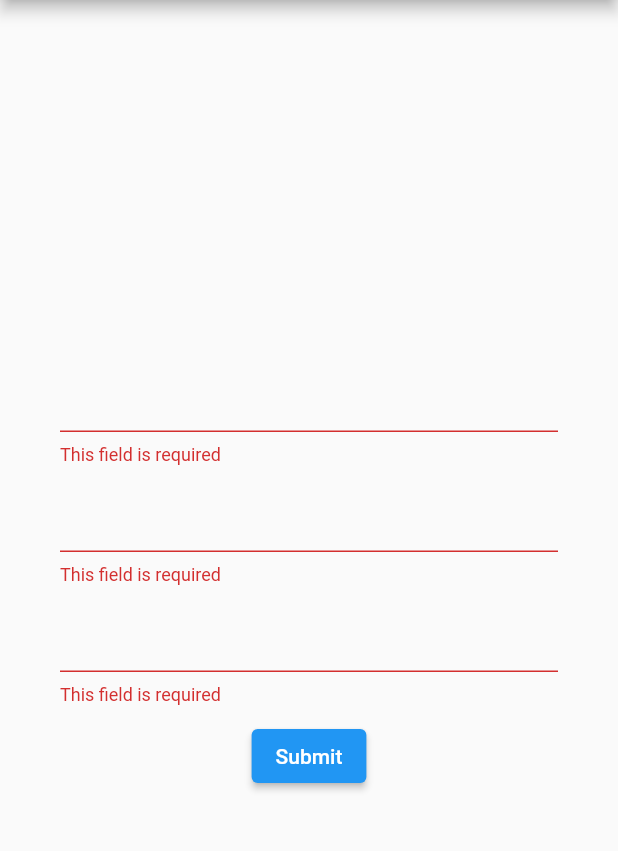
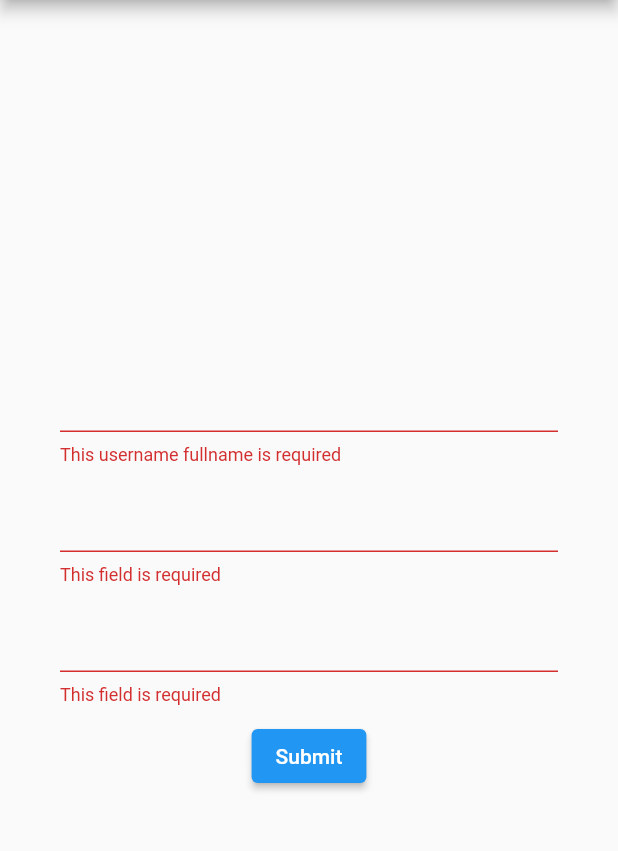
Before and after one commit to abiodundotdev/flutter_laravel_form_validation, a Flutter app: the screen it shows after launch, after a tap on "Submit", on a phone screen of 412 x 824 dp, the part 84-935 px from its top. Run offline on Flutter 3.47's test engine with Material 2 defaults, Android fonts, the phone set to English and light mode, and no system bars.

Commit message:
updated main file

```diff
--- a/example/lib/main.dart
+++ b/example/lib/main.dart
@@ -61,7 +61,7 @@ class _MyHomePageState extends State<MyHomePage> {
                   FLValidator.email,
                   FLValidator.uppercase,
                   FLValidator.same("man")
-                ].v,
+                ].validate(attribute: "Username fullname"),
               ),
               const SizedBox(height: 10),
               TextFormField(
@@ -76,7 +76,7 @@ class _MyHomePageState extends State<MyHomePage> {
               const SizedBox(height: 10),
               ElevatedButton(
                 onPressed: handleSubmit,
-                child: Text("Submit"),
+                child: const Text("Submit"),
               )
             ],
           ),
```
